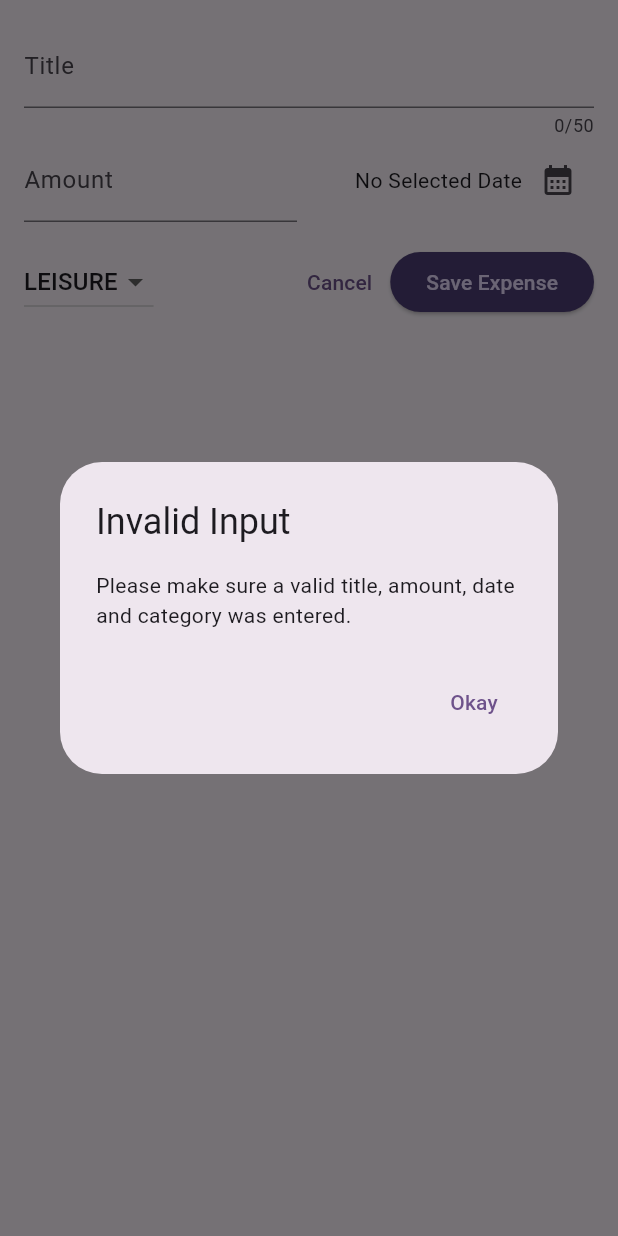
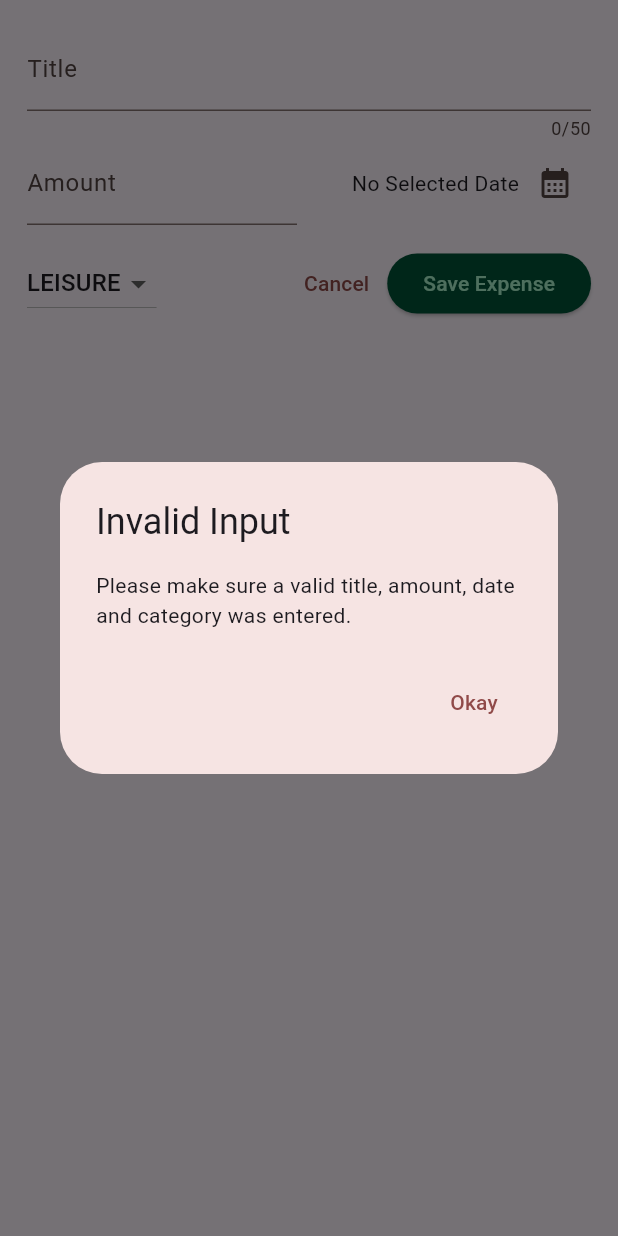
Before and after one commit to githimansh/EXPENSE_TRACKER, a Flutter app: the NewExpense widget shown alone on an empty page, opened directly with empty values, after a tap on "Save Expense", on a phone screen of 412 x 824 dp. Run offline on Flutter 3.47's test engine with Material 3 defaults, Android fonts, the phone set to English and light mode, and no system bars.

Commit message:
add the theme

```diff
--- a/expense_tracker/lib/main.dart
+++ b/expense_tracker/lib/main.dart
@@ -5,12 +5,12 @@ import 'package:flutter/material.dart';
 
 
 var kColorScheme = ColorScheme.fromSeed(
-  seedColor:const Color.fromARGB(208, 179, 132, 230),
+  seedColor:Color.fromARGB(238, 234, 106, 106),
   );
 
   var kDarkColorScheme = ColorScheme.fromSeed(
     brightness: Brightness.dark,
-    seedColor: const Color.fromARGB(255, 96, 59, 181)
+    seedColor: Color.fromARGB(255, 99, 117, 106)
      );
 void main(){
   // WidgetsFlutterBinding.ensureInitialized();
--- a/expense_tracker/lib/widgets/new_expense.dart
+++ b/expense_tracker/lib/widgets/new_expense.dart
@@ -2,9 +2,12 @@
 
 // import 'package:flutter/foundation.dart';
 // import 'package:flutter/foundation.dart';
+import 'dart:io';
+
+import 'package:flutter/cupertino.dart';
 import 'package:flutter/material.dart';
 import 'package:expense_tracker/models/expense.dart';
-import 'package:flutter/rendering.dart';
+// import 'package:flutter/rendering.dart';
 
 
 class NewExpense extends StatefulWidget{
@@ -38,14 +41,27 @@ void _presentDatePicker() async {
     });
 }
 
-void _submitExpenseDate() {
-  final enteredAmount = double.tryParse(_amountController
-  .text);
-  final amountIsInvalid = enteredAmount == null || enteredAmount <=0;
-  if(_titleController.text.trim().isEmpty ||
-  amountIsInvalid ||
-   _selectedDate == null) {
-    showDialog(context: context,
+void _showDiaglog(){
+  if(Platform.isIOS) {
+ showCupertinoDialog(
+       context: context,
+     builder:(ctx) => CupertinoAlertDialog(
+      title:  const Text ('Invalid Input'),
+      content: const Text(
+        'Please make sure a valid title, amount, date and category was entered.'
+      ),
+      actions: [
+        TextButton(
+          onPressed: () {
+            Navigator.pop(ctx);
+          },
+          child: const Text('Okay'),
+          ),
+      ],
+    ) );
+} else {
+    showDialog(
+      context: context,
      builder:(ctx) => AlertDialog(
       title:  const Text ('Invalid Input'),
       content: const Text(
@@ -61,6 +77,17 @@ void _submitExpenseDate() {
       ],
      )
      );
+   }
+ }
+
+void _submitExpenseDate() {
+  final enteredAmount = double.tryParse(_amountController
+  .text);
+  final amountIsInvalid = enteredAmount == null || enteredAmount <=0;
+  if(_titleController.text.trim().isEmpty ||
+  amountIsInvalid ||
+   _selectedDate == null) {
+    _showDiaglog();
      return;
   }
 
@@ -91,7 +118,7 @@ void _submitExpenseDate() {
       height: double.infinity,
       child: SingleChildScrollView(
         child: Padding(
-          padding:  EdgeInsets.fromLTRB(16, 16, 16, keyboardSpace + 16),
+          padding:  EdgeInsets.fromLTRB(18, 18, 18, keyboardSpace + 18),
           child: Column(
             children: [
               if (width >= 600)
@@ -101,7 +128,7 @@ void _submitExpenseDate() {
               Expanded(
                 child:  TextField(
                 controller: _titleController,
-                maxLength: 50,
+                maxLength: 55,
                 decoration: const InputDecoration(
                   label: Text('Title'),
                 ),
@@ -204,7 +231,7 @@ void _submitExpenseDate() {
               ),
             ],
           ),
-          const SizedBox(height: 16),
+          const SizedBox(height: 15),
           if(width >= 600)
            Row(children: [
              const Spacer(),
```
Also changed, not shown: expense_tracker/lib/widgets/expenses.dart (+4 -4 lines).
